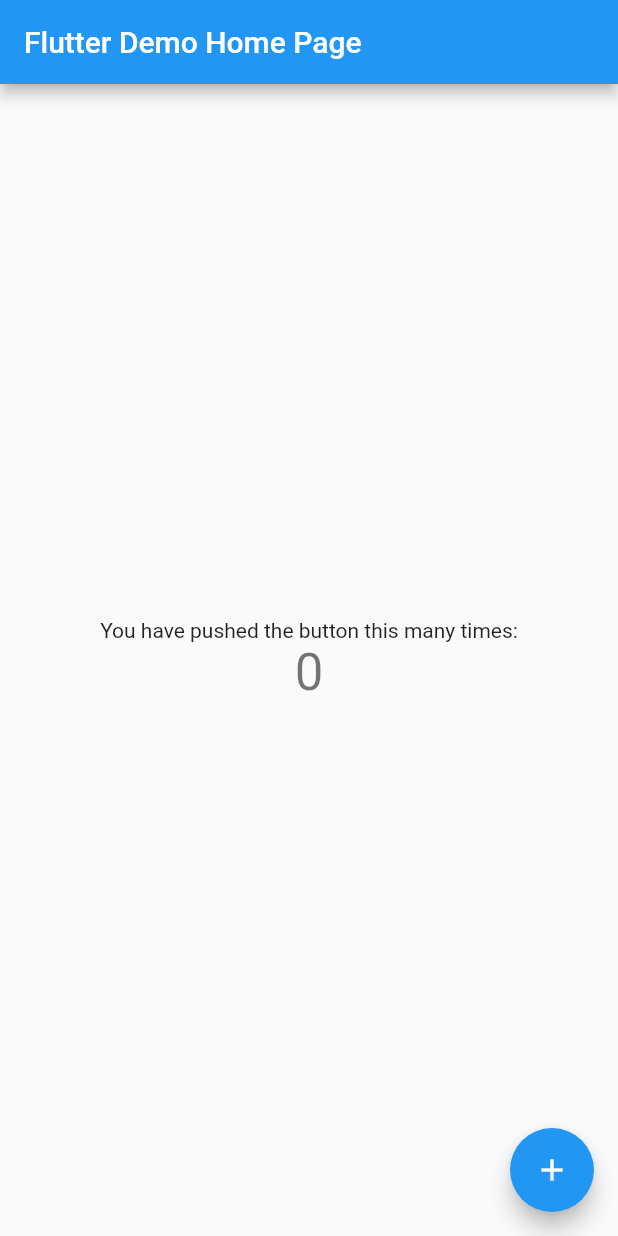
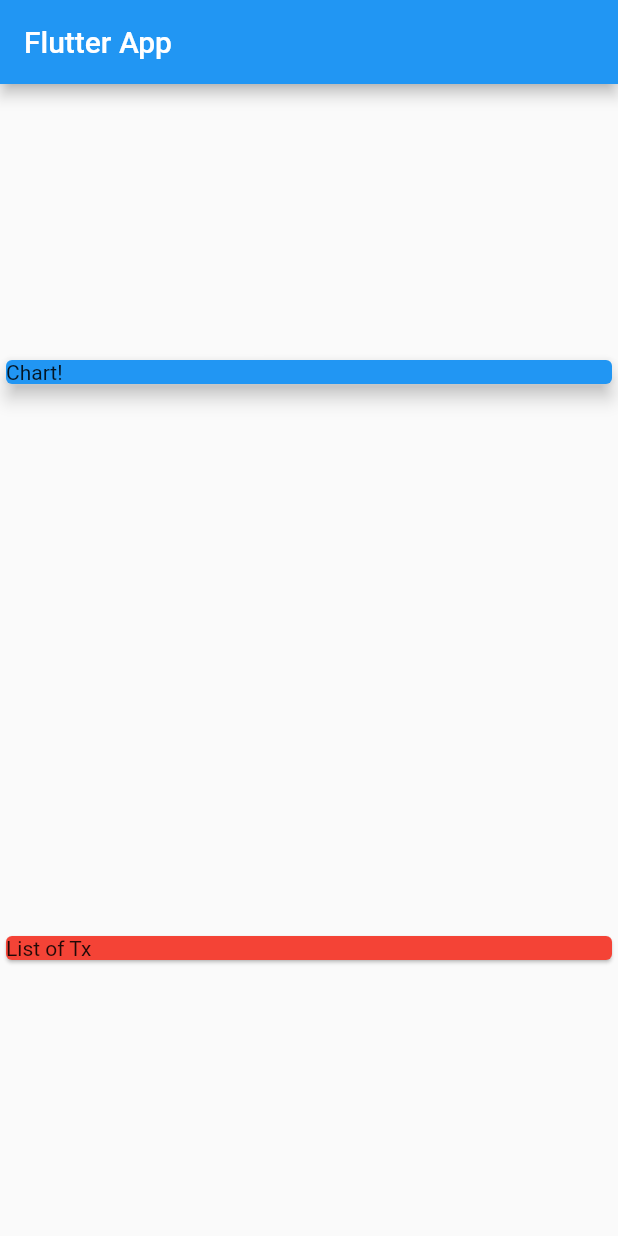
Before and after one commit to hrishabh-22/Flutter-Expense-Planner, a Flutter app: the screen it shows after launch, on a phone screen of 412 x 824 dp. Run offline on Flutter 3.47's test engine with Material 2 defaults, Android fonts, the phone set to English and light mode, and no system bars.

Commit message:
Dummy Transaction Added

```diff
--- a/lib/main.dart
+++ b/lib/main.dart
@@ -1,117 +1,54 @@
 import 'package:flutter/material.dart';
+import './transaction.dart';
 
-void main() {
-  runApp(MyApp());
-}
+void main() => runApp(MyApp());
 
 class MyApp extends StatelessWidget {
-  // This widget is the root of your application.
   @override
   Widget build(BuildContext context) {
     return MaterialApp(
-      title: 'Flutter Demo',
-      theme: ThemeData(
-        // This is the theme of your application.
-        //
-        // Try running your application with "flutter run". You'll see the
-        // application has a blue toolbar. Then, without quitting the app, try
-        // changing the primarySwatch below to Colors.green and then invoke
-        // "hot reload" (press "r" in the console where you ran "flutter run",
-        // or simply save your changes to "hot reload" in a Flutter IDE).
-        // Notice that the counter didn't reset back to zero; the application
-        // is not restarted.
-        primarySwatch: Colors.blue,
-        // This makes the visual density adapt to the platform that you run
-        // the app on. For desktop platforms, the controls will be smaller and
-        // closer together (more dense) than on mobile platforms.
-        visualDensity: VisualDensity.adaptivePlatformDensity,
-      ),
-      home: MyHomePage(title: 'Flutter Demo Home Page'),
+      title: 'Flutter App',
+      debugShowCheckedModeBanner: false,
+      home: MyHomePage(),
     );
   }
 }
 
-class MyHomePage extends StatefulWidget {
-  MyHomePage({Key key, this.title}) : super(key: key);
-
-  // This widget is the home page of your application. It is stateful, meaning
-  // that it has a State object (defined below) that contains fields that affect
-  // how it looks.
-
-  // This class is the configuration for the state. It holds the values (in this
-  // case the title) provided by the parent (in this case the App widget) and
-  // used by the build method of the State. Fields in a Widget subclass are
-  // always marked "final".
-
-  final String title;
-
-  @override
-  _MyHomePageState createState() => _MyHomePageState();
-}
-
-class _MyHomePageState extends State<MyHomePage> {
-  int _counter = 0;
-
-  void _incrementCounter() {
-    setState(() {
-      // This call to setState tells the Flutter framework that something has
-      // changed in this State, which causes it to rerun the build method below
-      // so that the display can reflect the updated values. If we changed
-      // _counter without calling setState(), then the build method would not be
-      // called again, and so nothing would appear to happen.
-      _counter++;
-    });
-  }
+class MyHomePage extends StatelessWidget {
+  final List<Transaction> transaction = [
+    Transaction(
+        id: 't1', title: 'New Shoes', amount: 69.99, date: DateTime.now()),
+    Transaction(
+        id: 't2',
+        title: 'Weekly Grossery',
+        amount: 16.53,
+        date: DateTime.now()),
+  ];
 
   @override
   Widget build(BuildContext context) {
-    // This method is rerun every time setState is called, for instance as done
-    // by the _incrementCounter method above.
-    //
-    // The Flutter framework has been optimized to make rerunning build methods
-    // fast, so that you can just rebuild anything that needs updating rather
-    // than having to individually change instances of widgets.
     return Scaffold(
       appBar: AppBar(
-        // Here we take the value from the MyHomePage object that was created by
-        // the App.build method, and use it to set our appbar title.
-        title: Text(widget.title),
+        title: Text('Flutter App'),
       ),
-      body: Center(
-        // Center is a layout widget. It takes a single child and positions it
-        // in the middle of the parent.
-        child: Column(
-          // Column is also a layout widget. It takes a list of children and
-          // arranges them vertically. By default, it sizes itself to fit its
-          // children horizontally, and tries to be as tall as its parent.
-          //
-          // Invoke "debug painting" (press "p" in the console, choose the
-          // "Toggle Debug Paint" action from the Flutter Inspector in Android
-          // Studio, or the "Toggle Debug Paint" command in Visual Studio Code)
-          // to see the wireframe for each widget.
-          //
-          // Column has various properties to control how it sizes itself and
-          // how it positions its children. Here we use mainAxisAlignment to
-          // center the children vertically; the main axis here is the vertical
-          // axis because Columns are vertical (the cross axis would be
-          // horizontal).
-          mainAxisAlignment: MainAxisAlignment.center,
-          children: <Widget>[
-            Text(
-              'You have pushed the button this many times:',
+      body: Column(
+        mainAxisAlignment: MainAxisAlignment.spaceAround,
+        crossAxisAlignment: CrossAxisAlignment.stretch,
+        children: <Widget>[
+          Container(
+            width: double.infinity,
+            child: Card(
+              color: Colors.blue,
+              child: Text('Chart!'),
+              elevation: 5,
             ),
-            Text(
-              '$_counter',
-              style: Theme.of(context).textTheme.headline4,
-            ),
-          ],
-        ),
+          ),
+          Card(
+            color: Colors.red,
+            child: Text('List of Tx'),
+          ),
+        ],
       ),
-      floatingActionButton: FloatingActionButton(
-        onPressed: _incrementCounter,
-        tooltip: 'Increment',
-        child: Icon(Icons.add),
-      ), // This trailing comma makes auto-formatting nicer for build methods.
     );
   }
 }
--- /dev/null
+++ b/lib/transaction.dart
@@ -0,0 +1,14 @@
+import 'package:flutter/foundation.dart';
+
+class Transaction {
+  final String id;
+  final String title;
+  final double amount;
+  final DateTime date;
+
+  Transaction(
+      {@required this.amount,
+      @required this.title,
+      @required this.id,
+      @required this.date});
+}
```
Also changed, not shown: 1 other file.
